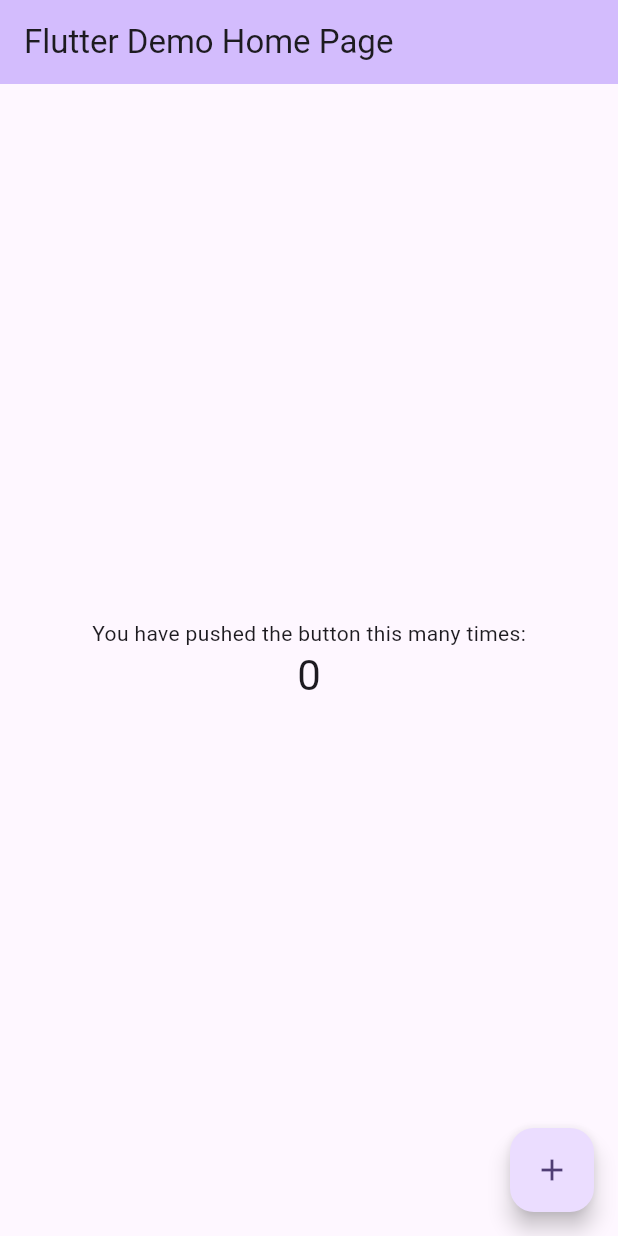
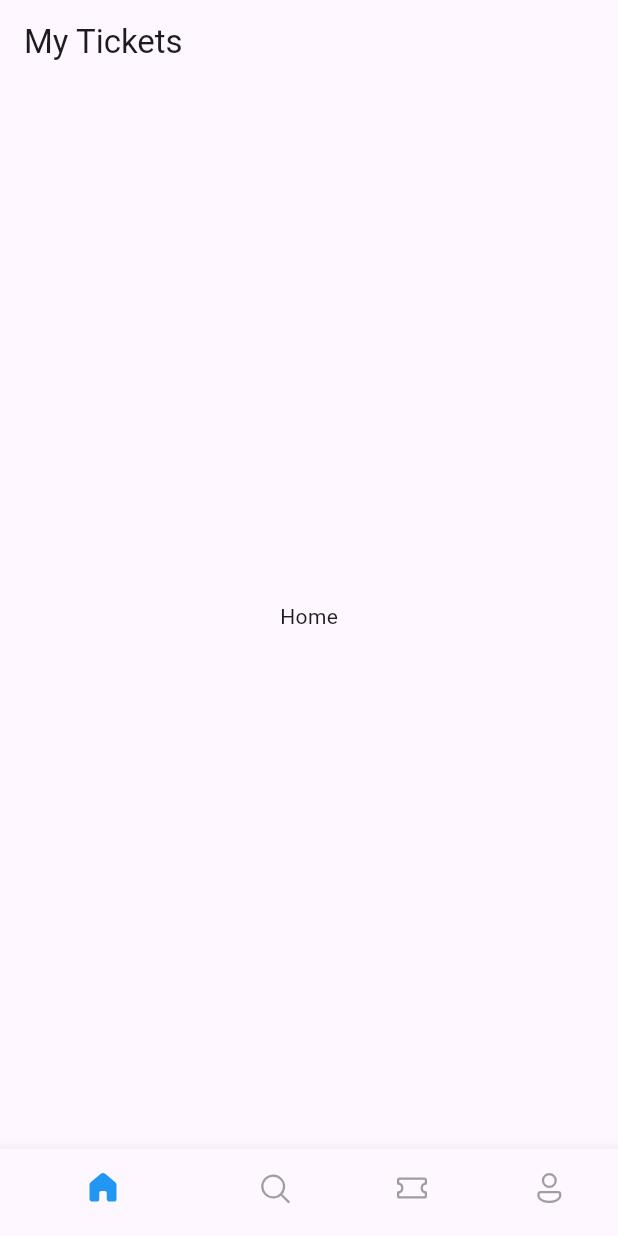
Before and after one commit to KaungMinSett/ticket_app, a Flutter app: the screen it shows after launch, on a phone screen of 412 x 824 dp. Run offline on Flutter 3.47's test engine with Material 3 defaults, Android fonts, the phone set to English and light mode, and no system bars; our stand-ins replace fluentui_icons.

Commit message:
bottom nav finished

```diff
--- /dev/null
+++ b/lib/base/bottom_nav_bar.dart
@@ -0,0 +1,62 @@
+import 'package:fluentui_icons/fluentui_icons.dart';
+import 'package:flutter/cupertino.dart';
+import 'package:flutter/material.dart';
+
+class BottomNavBar extends StatefulWidget {
+  const BottomNavBar({super.key});
+
+  @override
+  State<BottomNavBar> createState() => _BottomNavBarState();
+}
+
+class _BottomNavBarState extends State<BottomNavBar> {
+  final appScreens = [
+    const Center(child: Text("Home")),
+    const Center(child: Text("Search")),
+    const Center(child: Text("Tickets")),
+    const Center(child: Text("Profile")),
+  ];
+  int _selectedIndex = 0;
+  void _onItemTapped(int index) {
+    setState(() {
+      _selectedIndex = index;
+
+    });
+
+  }
+
+  @override
+  Widget build(BuildContext context) {
+    return Scaffold(
+      appBar: AppBar(
+        title: const Text("My Tickets"),
+      ),
+      body: appScreens[_selectedIndex],
+      bottomNavigationBar: BottomNavigationBar(
+        currentIndex: _selectedIndex,
+        onTap: _onItemTapped,
+        selectedItemColor: Colors.blue,
+        unselectedItemColor: Colors.grey,
+        showSelectedLabels: false,
+        items: const [
+          BottomNavigationBarItem(
+              icon: Icon(FluentSystemIcons.ic_fluent_home_regular),
+              activeIcon: Icon(FluentSystemIcons.ic_fluent_home_filled),
+              label: "Home"),
+          BottomNavigationBarItem(
+              icon: Icon(FluentSystemIcons.ic_fluent_search_regular),
+              activeIcon: Icon(FluentSystemIcons.ic_fluent_search_filled),
+              label: "Search"),
+          BottomNavigationBarItem(
+              icon: Icon(FluentSystemIcons.ic_fluent_ticket_regular),
+              activeIcon: Icon(FluentSystemIcons.ic_fluent_ticket_filled),
+              label: "Ticket"),
+          BottomNavigationBarItem(
+              icon: Icon(FluentSystemIcons.ic_fluent_person_regular),
+              activeIcon: Icon(FluentSystemIcons.ic_fluent_person_filled),
+              label: "Profile"),
+        ],
+      ),
+    );
+  }
+}
--- a/lib/main.dart
+++ b/lib/main.dart
@@ -1,4 +1,6 @@
 import 'package:flutter/material.dart';
+
+import 'base/bottom_nav_bar.dart';
 
 void main() {
   runApp(const MyApp());
@@ -7,119 +9,15 @@ void main() {
 class MyApp extends StatelessWidget {
   const MyApp({super.key});
 
-  // This widget is the root of your application.
   @override
   Widget build(BuildContext context) {
     return MaterialApp(
       title: 'Flutter Demo',
       theme: ThemeData(
-        // This is the theme of your application.
-        //
-        // TRY THIS: Try running your application with "flutter run". You'll see
-        // the application has a blue toolbar. Then, without quitting the app,
-        // try changing the seedColor in the colorScheme below to Colors.green
-        // and then invoke "hot reload" (save your changes or press the "hot
-        // reload" button in a Flutter-supported IDE, or press "r" if you used
-        // the command line to start the app).
-        //
-        // Notice that the counter didn't reset back to zero; the application
-        // state is not lost during the reload. To reset the state, use hot
-        // restart instead.
-        //
-        // This works for code too, not just values: Most code changes can be
-        // tested with just a hot reload.
         colorScheme: ColorScheme.fromSeed(seedColor: Colors.deepPurple),
         useMaterial3: true,
       ),
-      home: const MyHomePage(title: 'Flutter Demo Home Page'),
+      home: BottomNavBar(),
     );
   }
 }
-
-class MyHomePage extends StatefulWidget {
-  const MyHomePage({super.key, required this.title});
-
-  // This widget is the home page of your application. It is stateful, meaning
-  // that it has a State object (defined below) that contains fields that affect
-  // how it looks.
-
-  // This class is the configuration for the state. It holds the values (in this
-  // case the title) provided by the parent (in this case the App widget) and
-  // used by the build method of the State. Fields in a Widget subclass are
-  // always marked "final".
-
-  final String title;
-
-  @override
-  State<MyHomePage> createState() => _MyHomePageState();
-}
-
-class _MyHomePageState extends State<MyHomePage> {
-  int _counter = 0;
-
-  void _incrementCounter() {
-    setState(() {
-      // This call to setState tells the Flutter framework that something has
-      // changed in this State, which causes it to rerun the build method below
-      // so that the display can reflect the updated values. If we changed
-      // _counter without calling setState(), then the build method would not be
-      // called again, and so nothing would appear to happen.
-      _counter++;
-    });
-  }
-
-  @override
-  Widget build(BuildContext context) {
-    // This method is rerun every time setState is called, for instance as done
-    // by the _incrementCounter method above.
-    //
-    // The Flutter framework has been optimized to make rerunning build methods
-    // fast, so that you can just rebuild anything that needs updating rather
-    // than having to individually change instances of widgets.
-    return Scaffold(
-      appBar: AppBar(
-        // TRY THIS: Try changing the color here to a specific color (to
-        // Colors.amber, perhaps?) and trigger a hot reload to see the AppBar
-        // change color while the other colors stay the same.
-        backgroundColor: Theme.of(context).colorScheme.inversePrimary,
-        // Here we take the value from the MyHomePage object that was created by
-        // the App.build method, and use it to set our appbar title.
-        title: Text(widget.title),
-      ),
-      body: Center(
-        // Center is a layout widget. It takes a single child and positions it
-        // in the middle of the parent.
-        child: Column(
-          // Column is also a layout widget. It takes a list of children and
-          // arranges them vertically. By default, it sizes itself to fit its
-          // children horizontally, and tries to be as tall as its parent.
-          //
-          // Column has various properties to control how it sizes itself and
-          // how it positions its children. Here we use mainAxisAlignment to
-          // center the children vertically; the main axis here is the vertical
-          // axis because Columns are vertical (the cross axis would be
-          // horizontal).
-          //
-          // TRY THIS: Invoke "debug painting" (choose the "Toggle Debug Paint"
-          // action in the IDE, or press "p" in the console), to see the
-          // wireframe for each widget.
-          mainAxisAlignment: MainAxisAlignment.center,
-          children: <Widget>[
-            const Text(
-              'You have pushed the button this many times:',
-            ),
-            Text(
-              '$_counter',
-              style: Theme.of(context).textTheme.headlineMedium,
-            ),
-          ],
-        ),
-      ),
-      floatingActionButton: FloatingActionButton(
-        onPressed: _incrementCounter,
-        tooltip: 'Increment',
-        child: const Icon(Icons.add),
-      ), // This trailing comma makes auto-formatting nicer for build methods.
-    );
-  }
-}
--- a/pubspec.yaml
+++ b/pubspec.yaml
@@ -35,6 +35,7 @@ dependencies:
   # The following adds the Cupertino Icons font to your application.
   # Use with the CupertinoIcons class for iOS style icons.
   cupertino_icons: ^1.0.2
+  fluentui_icons: ^1.0.0
 
 dev_dependencies:
   flutter_test:
```
Also changed, not shown: pubspec.lock.
